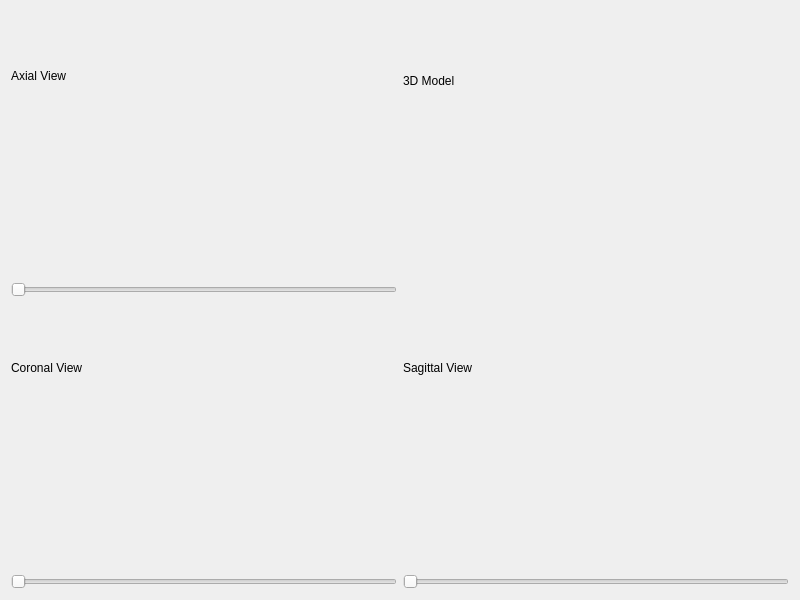
First picture: the form in system/ui/ct_viewer.ui, repository MarkXuJQ/Pelvis-Fracture-Image-Segmentation, before the edit.
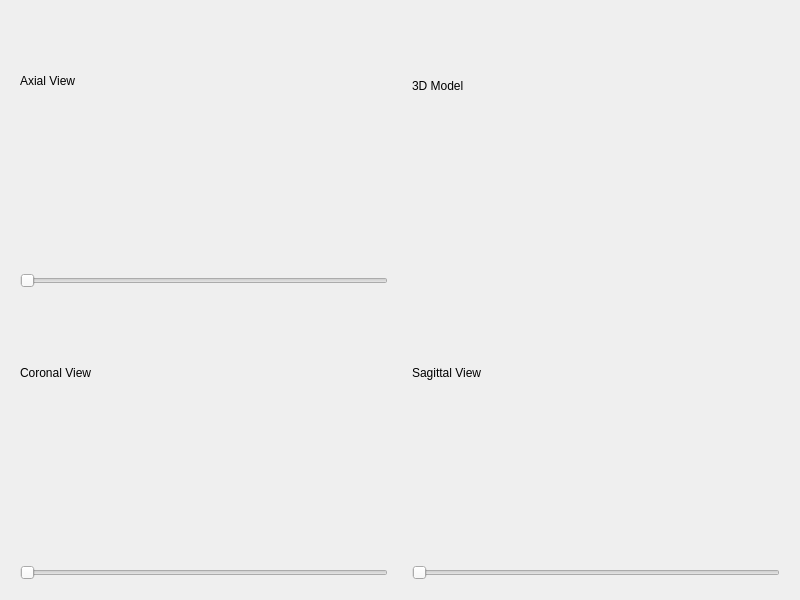
Second picture: the form after the edit. Custom widgets are drawn as their Qt base class.

Commit message: use the ui file to control the ct viewer

Patch:
```diff
--- a/system/ui/ct_viewer.ui
+++ b/system/ui/ct_viewer.ui
@@ -18,6 +18,7 @@
   <layout class="QGridLayout" name="gridLayout">
    <!-- Axial View -->
    <item row="0" column="0">
+    <widget class="QWidget" name="axialContainer" native="true">
     <layout class="QVBoxLayout" name="axialLayout">
      <item>
       <widget class="QLabel" name="axialLabel">
@@ -37,10 +38,26 @@
       </widget>
      </item>
     </layout>
+    </widget>
    </item>
-
-   <!-- Coronal View -->
+   <item row="0" column="1">
+    <widget class="QWidget" name="modelContainer" native="true">
+     <layout class="QVBoxLayout" name="modelLayout">
+      <item>
+       <widget class="QLabel" name="modelLabel">
+        <property name="text">
+         <string>3D Model</string>
+        </property>
+       </widget>
+      </item>
+      <item>
+       <widget class="QVTKRenderWindowInteractor" name="model_vtkWidget"/>
+      </item>
+     </layout>
+    </widget>
+   </item>
    <item row="1" column="0">
+    <widget class="QWidget" name="coronalContainer" native="true">
     <layout class="QVBoxLayout" name="coronalLayout">
      <item>
       <widget class="QLabel" name="coronalLabel">
@@ -60,10 +77,10 @@
       </widget>
      </item>
     </layout>
+    </widget>
    </item>
-
-   <!-- Sagittal View -->
    <item row="1" column="1">
+    <widget class="QWidget" name="sagittalContainer" native="true">
     <layout class="QVBoxLayout" name="sagittalLayout">
      <item>
       <widget class="QLabel" name="sagittalLabel">
@@ -83,25 +100,17 @@
       </widget>
      </item>
     </layout>
-   </item>
-
-   <!-- 3D Model -->
-   <item row="0" column="1">
-    <layout class="QVBoxLayout" name="modelLayout">
-     <item>
-      <widget class="QLabel" name="modelLabel">
-       <property name="text">
-        <string>3D Model</string>
-       </property>
-      </widget>
-     </item>
-     <item>
-      <widget class="QWidget" name="model_vtkWidget"/> <!-- Placeholder -->
-     </item>
-    </layout>
-   </item>
-  </layout>
+    </widget>
+   </item>
+  </layout>
  </widget>
+ <customwidgets>
+  <customwidget>
+   <class>QVTKRenderWindowInteractor</class>
+   <extends>QWidget</extends>
+   <header>vtk.qt.QVTKRenderWindowInteractor</header>
+  </customwidget>
+ </customwidgets>
  <resources/>
  <connections/>
 </ui>
```
Left out of the diff: 15 changed lines with no effect on the pictures. Lines whose indentation alone changed are shown as unchanged. The commit also changes 7 other files.
